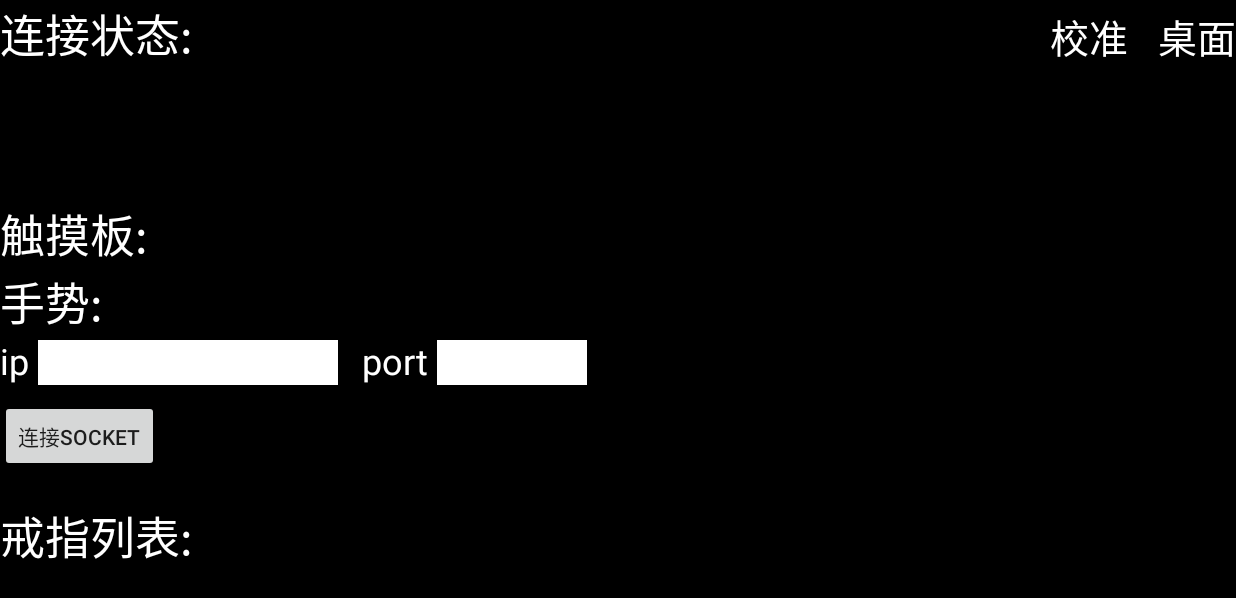
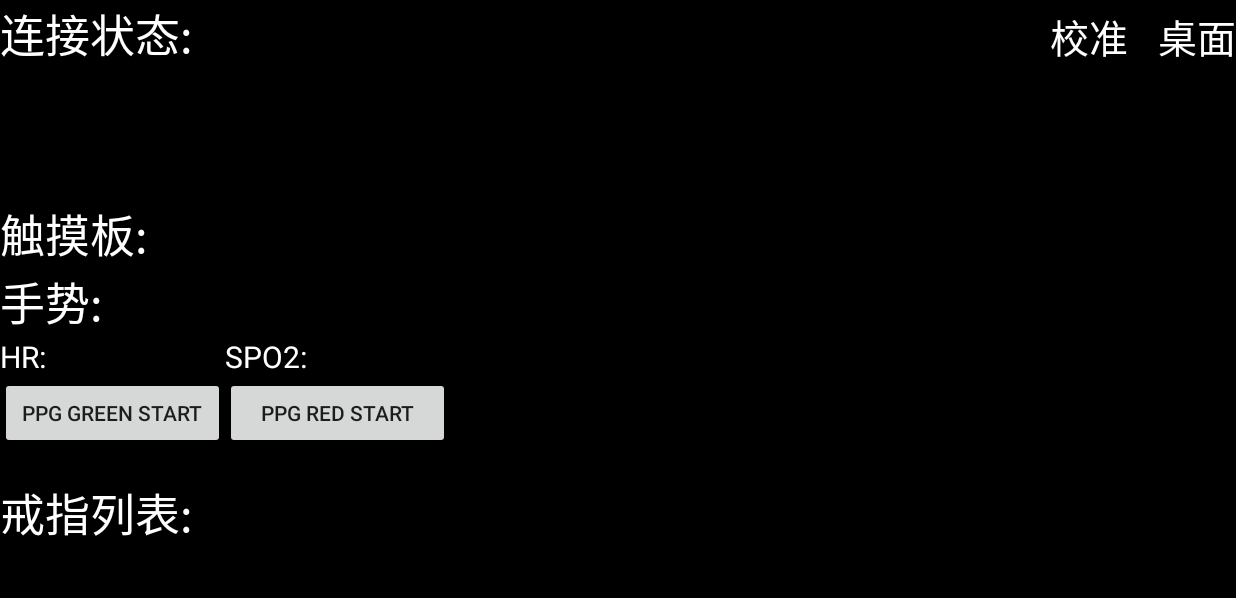
Before and after one commit to euxcet/VitureRing, an Android app built with Jetpack Compose: the screen it shows after launch (MainActivity), on a phone screen of 824 x 412 dp (held sideways). Shown: the top 598 px of the screen. Run offline under Robolectric (Android 15) with nearby library versions, the phone set to English and light mode, and no system bars; our stand-ins replace Dagger/Hilt's generated code; libraries missing offline, so code that uses them is left out: com.hcifuture.producer; 18 statements that could not run were skipped.

Commit message:
Display ppg results

```diff
--- a/app/src/main/java/com/euxcet/viturering/RingManager.kt
+++ b/app/src/main/java/com/euxcet/viturering/RingManager.kt
@@ -8,10 +8,12 @@ import com.hcifuture.producer.detector.TouchState
 import com.hcifuture.producer.detector.WordDetector
 import com.hcifuture.producer.sensor.NuixSensor
 import com.hcifuture.producer.sensor.NuixSensorManager
+import com.hcifuture.producer.sensor.NuixSensorProxy
 import com.hcifuture.producer.sensor.NuixSensorState
 import com.hcifuture.producer.sensor.data.RingImuData
 import com.hcifuture.producer.sensor.data.RingTouchData
 import com.hcifuture.producer.sensor.data.RingTouchEvent
+import com.hcifuture.producer.sensor.data.RingV2PPGData
 import com.hcifuture.producer.sensor.data.RingV2TouchRawData
 import com.hcifuture.producer.sensor.external.ring.RingSpec
 import com.hcifuture.producer.sensor.external.ring.ringV1.RingV1
@@ -49,6 +51,7 @@ class RingManager @Inject constructor(
         internal var planeEventCallback: ((TouchState) -> Unit)? = null
         internal var planeMoveCallback: ((Pair<Float, Float>) -> Unit)? = null
         internal var planeCharacterCallback: ((CharacterResult) -> Unit)? = null
+        internal var ppgCallback: ((RingV2PPGData) -> Unit)? = null
 
         fun onTouchCallback(callback: ((RingTouchData) -> Unit)) {
             touchCallback = callback
@@ -80,6 +83,10 @@ class RingManager @Inject constructor(
 
         fun onPlaneCharacterCallback(callback: ((CharacterResult) -> Unit)) {
             planeCharacterCallback = callback
+        }
+
+        fun onPPGCallback(callback: ((RingV2PPGData) -> Unit)) {
+            ppgCallback = callback
         }
     }
 
@@ -256,6 +263,10 @@ class RingManager @Inject constructor(
         }
     }
 
+    fun defaultRing(): NuixSensorProxy {
+        return nuixSensorManager.defaultRing
+    }
+
     fun disconnect() {
         nuixSensorManager.defaultRing.disconnect()
         stopSocketClient()
@@ -398,5 +409,16 @@ class RingManager @Inject constructor(
                 }
             }
         }
+
+        CoroutineScope(Dispatchers.Default).launch {
+            val ring = nuixSensorManager.defaultRing
+            ring.getProxyFlow<RingV2PPGData>(
+                RingSpec.ppgFlowName(ring)
+            )?.collect {
+                if (::listener.isInitialized) {
+                    listener.ppgCallback?.invoke(it)
+                }
+            }
+        }
     }
 }
--- a/app/src/main/res/layout/main.xml
+++ b/app/src/main/res/layout/main.xml
@@ -66,6 +66,42 @@
             android:layout_height="wrap_content"
             android:orientation="horizontal">
             <TextView
+                android:id="@+id/hr_data"
+                android:layout_width="150dp"
+                android:layout_height="wrap_content"
+                android:textSize="20sp"
+                android:textColor="#ffffff"
+                android:text="HR:"/>
+            <TextView
+                android:id="@+id/spo2_data"
+                android:layout_width="150dp"
+                android:layout_height="wrap_content"
+                android:textSize="20sp"
+                android:textColor="#ffffff"
+                android:text="SPO2:"/>
+        </LinearLayout>
+
+        <LinearLayout
+            android:layout_width="match_parent"
+            android:layout_height="wrap_content"
+            android:orientation="horizontal">
+            <Button
+                android:id="@+id/green_ppg"
+                android:layout_width="150dp"
+                android:layout_height="wrap_content"
+                android:text="PPG GREEN START"/>
+            <Button
+                android:id="@+id/red_ppg"
+                android:layout_width="150dp"
+                android:layout_height="wrap_content"
+                android:text="PPG RED START"/>
+        </LinearLayout>
+
+        <!--LinearLayout
+            android:layout_width="match_parent"
+            android:layout_height="wrap_content"
+            android:orientation="horizontal">
+            <TextView
                 android:layout_width="wrap_content"
                 android:layout_height="wrap_content"
                 android:text="ip "
@@ -107,7 +143,7 @@
                 android:layout_height="wrap_content"
                 android:text="断开socket"
                 android:visibility="gone"/>
-        </LinearLayout>
+        </LinearLayout-->
 
         <TextView
             android:id="@+id/textView"
```
Also changed, not shown: app/src/main/java/com/euxcet/viturering/MainActivity.kt (+56 -2 lines).
